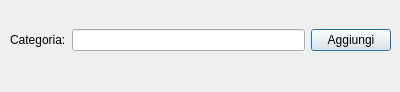
This is file_ui/addproductcategory.ui in TommasoBotarelli/MyD14ry as Qt 5 draws it before an edit. The edited form follows.
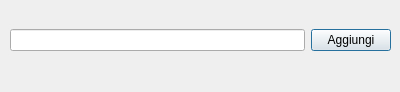
This is the edited form.

Commit message: Aggiunto tasto di aggiunta categoria dalla mainwindow

What changed in the file:
```diff
--- a/file_ui/addproductcategory.ui
+++ b/file_ui/addproductcategory.ui
@@ -23,13 +23,6 @@
     </rect>
    </property>
    <layout class="QHBoxLayout" name="horizontalLayout">
-    <item>
-     <widget class="QLabel" name="label">
-      <property name="text">
-       <string>Categoria:</string>
-      </property>
-     </widget>
-    </item>
     <item>
      <widget class="QLineEdit" name="lineEdit"/>
     </item>
```
The commit also changes 4 other files.
